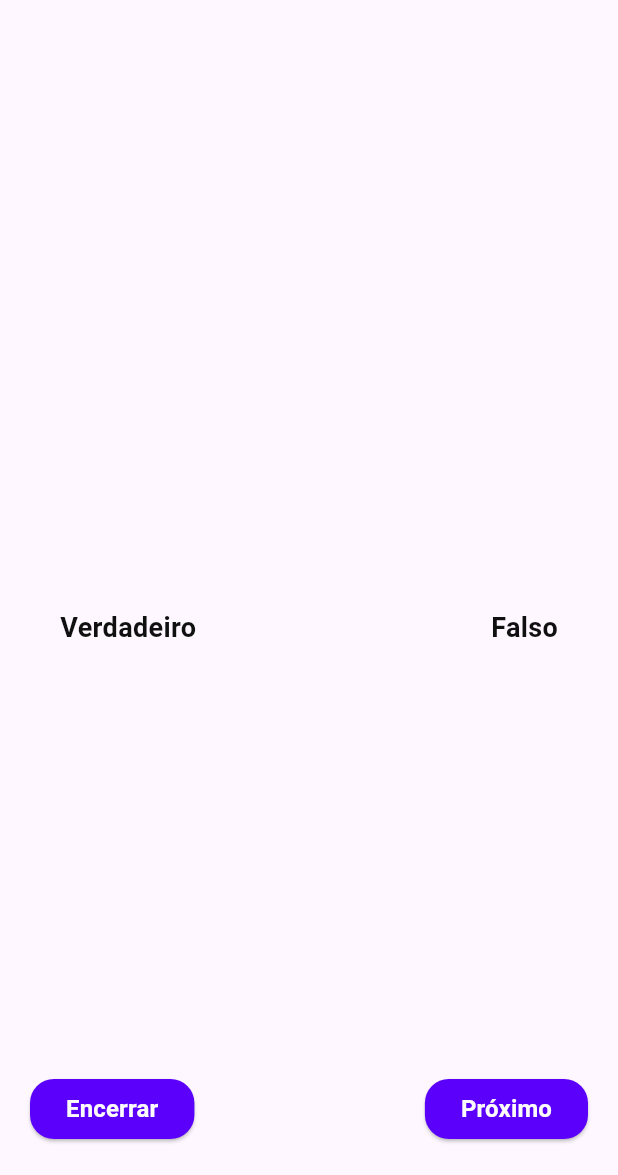
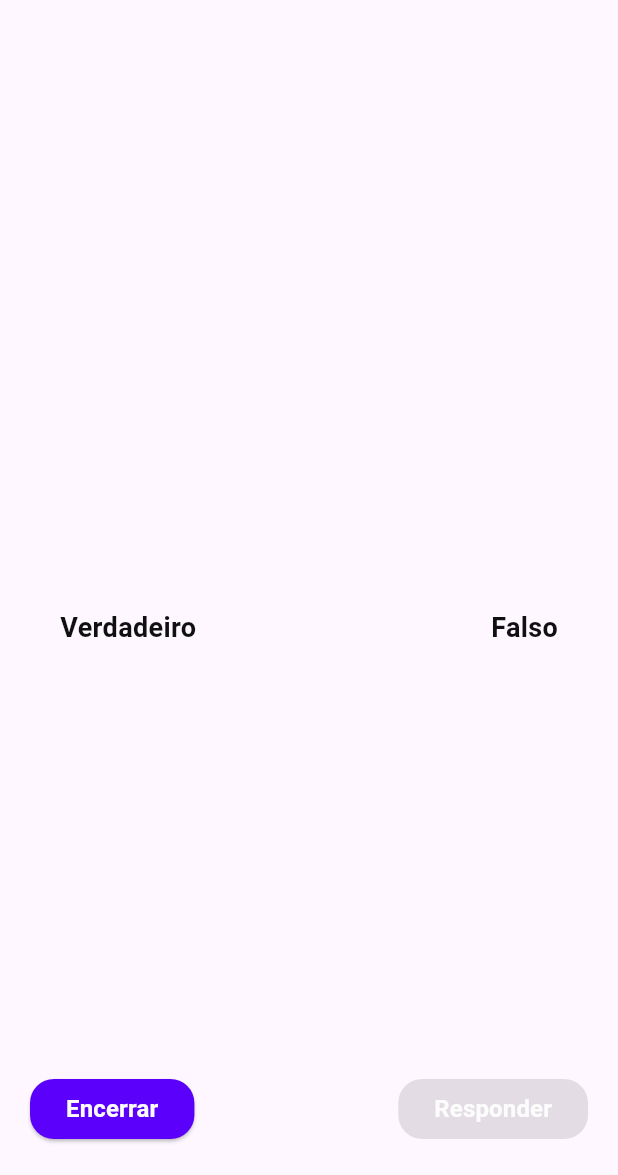
Before and after one commit to kauavelasco/08_Modulo_A1_AprendePlus, a Flutter app: the VfScreen screen opened directly with empty values, on a phone screen of 412 x 824 dp, the part 61-1236 px from its top. Run offline on Flutter 3.47's test engine with Material 3 defaults, Android fonts, the phone set to English and light mode, and no system bars.

Commit message:
config(quiz): implement vfScreen

```diff
--- a/lib/screens/quiz/me_screen.dart
+++ b/lib/screens/quiz/me_screen.dart
@@ -54,6 +54,7 @@ class _MeScreenState extends State<MeScreen> {
               child: ListView.builder(
                 padding: EdgeInsets.symmetric(vertical: 50, horizontal: 20),
                 scrollDirection: Axis.vertical,
+                physics: BouncingScrollPhysics(),
                 itemCount: alternativas.length,
                 itemBuilder: (context, index) {
                   final letra = alternativas[index]['letra'];
@@ -67,7 +68,7 @@ class _MeScreenState extends State<MeScreen> {
                     if (isCorrect) {
                       cor = Color(0xFF3C00A7);
                     } else if (isSelected) {
-
+                      cor = Color(0xFF1E0053);
                     }
                   } else if (isSelected) {
                     cor = Color(0xFF3C00A7);
@@ -148,11 +149,12 @@ class _MeScreenState extends State<MeScreen> {
                               respondeu = true;
                             });
                           } else {
-                            widget.onNext();
+
                             setState(() {
                               selectedIndex = null;
                               respondeu = false;
                             });
+                            widget.onNext();
                           }
                         }
                       : null,
--- a/lib/screens/quiz/vf_screen.dart
+++ b/lib/screens/quiz/vf_screen.dart
@@ -13,8 +13,48 @@ class VfScreen extends StatefulWidget {
 }
 
 class _VfScreenState extends State<VfScreen> {
+
+  bool? respostaSelecionada;
+  bool respondeu = false;
+
   @override
   Widget build(BuildContext context) {
+
+    final bool correta = widget.questao.correta!;
+    final bool verdadeiroSelecionado = respostaSelecionada == true;
+    final bool falsoSelecionado = respostaSelecionada == false;
+
+    Color corVerdadeiro = Color(0xFF101010);
+    Color corFalso = Color(0xFF101010);
+
+    if (respondeu) {
+
+      if (correta) {
+        corVerdadeiro = Color(0xFF3C00A7);
+      } else {
+        corFalso = Color(0xFF3C00A7);
+      }
+
+      if (verdadeiroSelecionado && !correta) {
+        corVerdadeiro = Color(0xFF1E0053);
+      }
+
+      if (falsoSelecionado && correta) {
+        corFalso = Color(0xFF1E0053);
+      }
+
+    } else {
+
+      if (verdadeiroSelecionado) {
+        corVerdadeiro = Color(0xFF3C00A7);
+      }
+
+      if (falsoSelecionado) {
+        corFalso = Color(0xFF3C00A7);
+      }
+
+    }
+
     return Scaffold(
       appBar: AppBar(
         title: Text(
@@ -47,22 +87,30 @@ class _VfScreenState extends State<VfScreen> {
                   mainAxisAlignment: MainAxisAlignment.spaceBetween,
                   children: [
                     GestureDetector(
-                      onTap: () {},
+                      onTap: respondeu ? null : () {
+                        setState(() {
+                          respostaSelecionada = true;
+                        });
+                      },
                       child: Text(
                         'Verdadeiro',
                         style: TextStyle(
-                          color: Color(0xFF101010),
+                          color: corVerdadeiro,
                           fontSize: 18,
                           fontWeight: FontWeight.bold,
                         ),
                       ),
                     ),
                     GestureDetector(
-                      onTap: () {},
+                      onTap: respondeu ? null : () {
+                        setState(() {
+                          respostaSelecionada = false;
+                        });
+                      },
                       child: Text(
                         'Falso',
                         style: TextStyle(
-                          color: Color(0xFF101010),
+                          color: corFalso,
                           fontSize: 18,
                           fontWeight: FontWeight.bold,
                         ),
@@ -100,9 +148,27 @@ class _VfScreenState extends State<VfScreen> {
                       borderRadius: BorderRadius.circular(16),
                     ),
                   ),
-                  onPressed: () {},
+                  onPressed: respostaSelecionada != null ? () {
+                    if (!respondeu) {
+                      if (respostaSelecionada == correta) {
+                        widget.onScore(
+                          widget.questao.peso
+                        );
+                      }
+                      setState(() {
+                          respondeu = true;
+                        });
+                    } else {
+                      setState(() {
+                        respostaSelecionada = null;
+                        respondeu = false;
+                      });
+
+                      widget.onNext();
+                    }
+                  } : null,
                   child: Text(
-                     'Próximo',
+                     respondeu ? 'Próximo' : 'Responder',
                     style: TextStyle(
                       color: Color(0xFFFCFCFC),
                       fontSize: 16,
```
Also changed, not shown: pubspec.lock.
